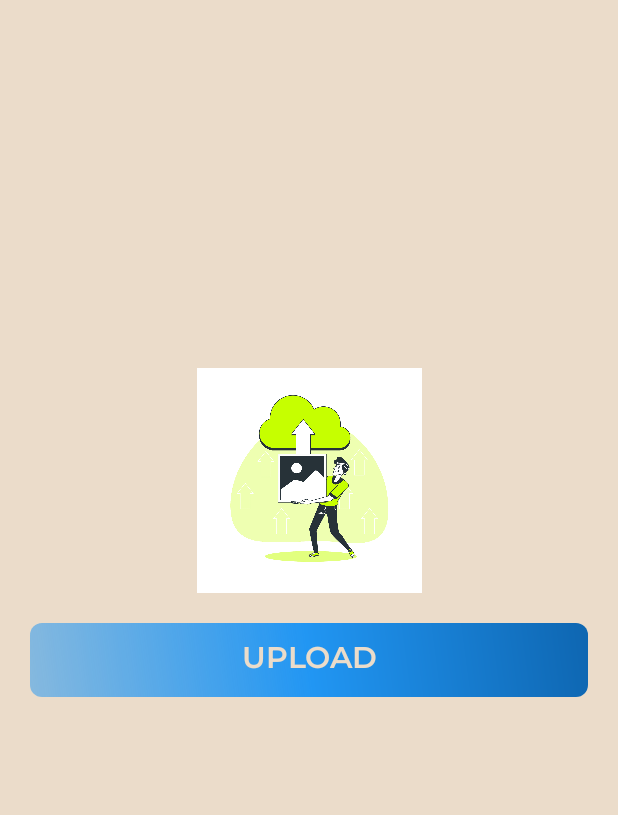
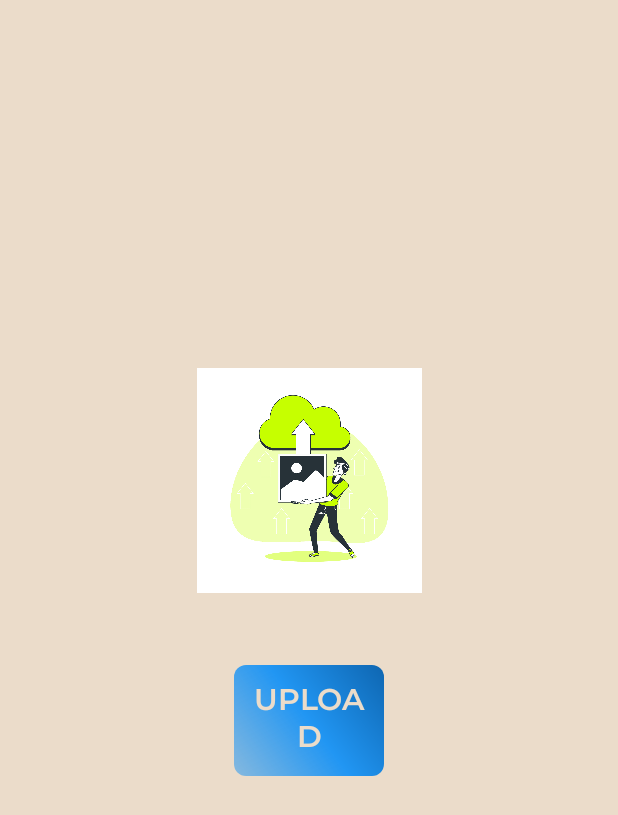
Before and after one commit to aryanmishra29/Gogreen, an Android app: the layout fragment_slider_admin_.xml on its own in the app's theme, with its tools: preview values and no code run, on a phone screen of 412 x 824 dp. Shown: the top 815 px of the screen. Run offline under Robolectric (Android 15) with nearby library versions, the phone set to English and light mode, and no system bars.

Commit message:
complete changes in admin ui

```diff
--- a/app/src/main/res/layout/fragment_slider_admin_.xml
+++ b/app/src/main/res/layout/fragment_slider_admin_.xml
@@ -23,20 +23,19 @@
 
     <androidx.appcompat.widget.AppCompatButton
         android:id="@+id/upload"
-        android:layout_width="match_parent"
+        android:layout_width="100dp"
         android:layout_height="wrap_content"
-        android:layout_margin="20dp"
-        android:layout_marginStart="20dp"
         android:layout_marginTop="48dp"
         android:background="@drawable/gradient_button"
         android:fontFamily="@font/montserrat_semibold"
-        android:gravity="center"
+        android:gravity="center_horizontal"
         android:padding="10sp"
         android:text="Upload"
         android:textColor="@color/colorSecondary"
         android:textSize="20sp"
+        app:layout_constraintTop_toBottomOf="@+id/imageView"
+        app:layout_constraintEnd_toEndOf="parent"
         app:layout_constraintStart_toStartOf="parent"
-        app:layout_constraintTop_toBottomOf="@+id/imageView"
         tools:ignore="VisualLintButtonSize,TextContrastCheck" />
 
 
```
